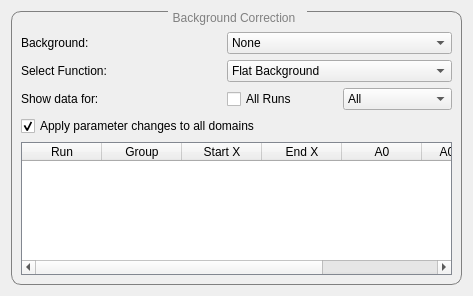
mantidproject/mantid, file scripts/Muon/GUI/Common/corrections_tab_widget/background_corrections_view.ui: the form before one commit.
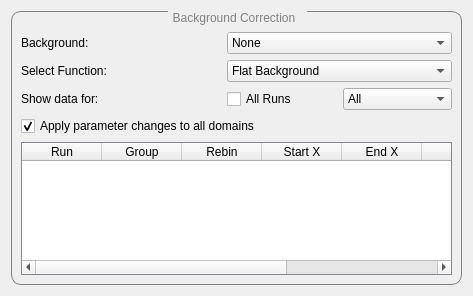
The form after the commit.

Commit message: Refs #31816. Add rebin column to corrections table.

Diff of the .ui file:
```diff
--- a/scripts/Muon/GUI/Common/corrections_tab_widget/background_corrections_view.ui
+++ b/scripts/Muon/GUI/Common/corrections_tab_widget/background_corrections_view.ui
@@ -178,6 +178,11 @@
           <string>Group</string>
          </property>
         </column>
+        <column>
+         <property name="text">
+          <string>Rebin</string>
+         </property>
+        </column>
         <column>
          <property name="text">
           <string>Start X</string>
```
The commit also changes 8 other files.
